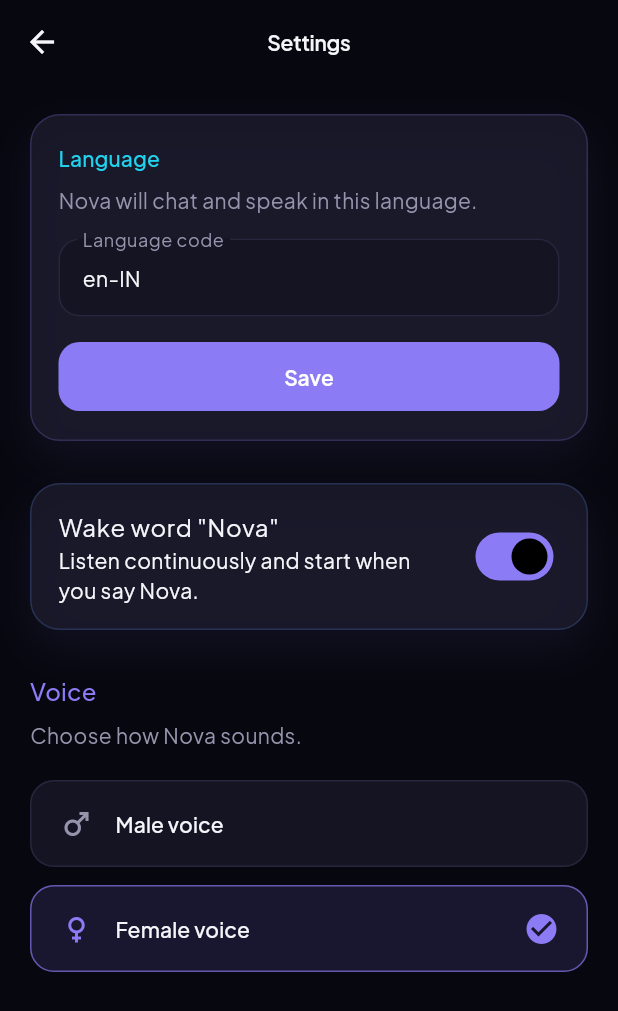
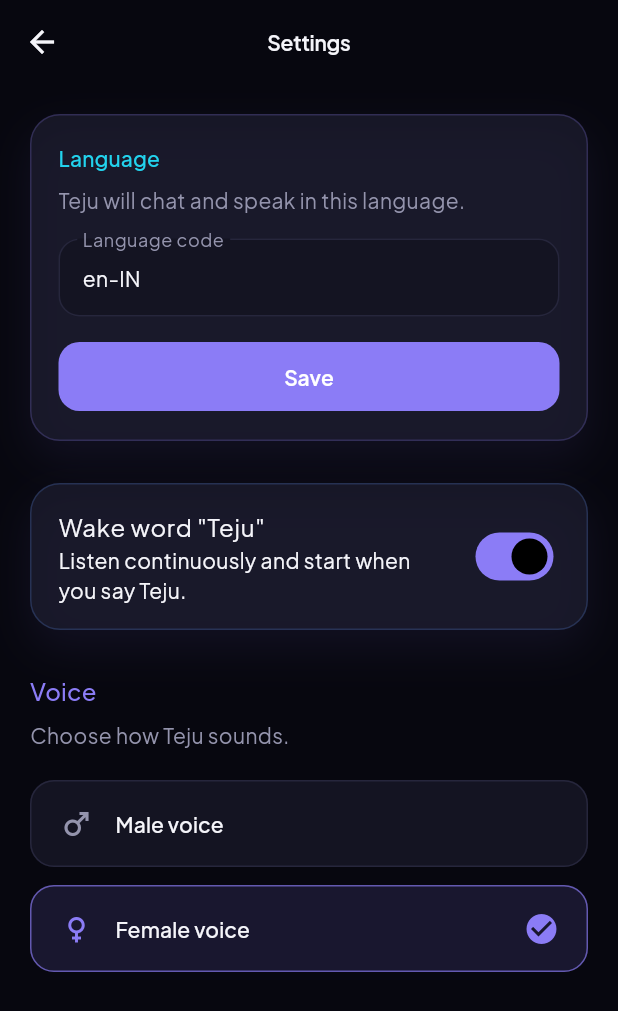
Before and after one commit to anilkumar572/ai-companion, a Flutter app: the screen it shows after launch, after a tap on the "tune" icon, on a phone screen of 412 x 824 dp. Shown: the top 1011 px of the screen. Run offline on Flutter 3.47's test engine with Material 3 defaults, Android fonts, the phone set to English and light mode, and no system bars; our stand-ins replace flutter_animate, flutter_contacts, flutter_tts, google_fonts, image_picker, just_audio and 3 more; missing offline and left inert: device_calendar, record.

Commit message:
Rename Nova to Teju and fix wake-word command listening
- Rename app, wake word, and user-facing strings from Nova to Teju
- Fix wake-word handoff so Teju listens for a follow-up command after Hey Teju
- Clear stale transcript/response text when a new turn starts
- Add scrollable message panels and scrollable status area for long replies
- Bump version to 1.2.0

Co-authored-by: Anil kumar Doppalapudi <anilkumar572@users.noreply.github.com>

```diff
--- a/lib/core/constants.dart
+++ b/lib/core/constants.dart
@@ -1,5 +1,6 @@
 class NovaConstants {
-  static const appName = 'Nova';
+  static const appName = 'Teju';
+  static const wakeWord = 'Teju';
   static const tagline = 'Your voice companion for calls, reminders, and everyday tasks';
   static const prefsVoiceGender = 'voice_gender';
   static const prefsHasOnboarded = 'has_onboarded';
@@ -13,7 +14,7 @@ class NovaConstants {
   static const defaultSttLanguage = 'unknown';
 
   static const formalSystemPrompt = '''
-You are Nova, a formal and precise voice companion.
+You are Teju, a formal and precise voice companion.
 Speak with clarity, respect, and brevity.
 Address the user professionally.
 Never use slang or casual filler words.
--- a/lib/services/conversation_service.dart
+++ b/lib/services/conversation_service.dart
@@ -37,7 +37,7 @@ class ConversationService {
         message: input,
         language: language,
         personality: 'formal',
-        robotName: 'Nova',
+        robotName: NovaConstants.appName,
         conversationContext: _cloudHistory,
       );
 
--- a/lib/services/worker_chat_service.dart
+++ b/lib/services/worker_chat_service.dart
@@ -11,7 +11,7 @@ class WorkerChatService {
     required String message,
     String language = 'auto',
     String personality = 'formal',
-    String robotName = 'Nova',
+    String robotName = 'Teju',
     bool webSearchEnabled = true,
     List<WorkerChatTurn> conversationContext = const [],
     List<String> memoryNotes = const [],
--- a/lib/ui/screens/home_screen.dart
+++ b/lib/ui/screens/home_screen.dart
@@ -3,6 +3,7 @@ import 'package:flutter_animate/flutter_animate.dart';
 import 'package:provider/provider.dart';
 
 import '../../core/constants.dart';
+import '../../utils/wake_word_detector.dart';
 import '../../core/theme/nova_theme.dart';
 import '../../models/nova_state.dart';
 import '../../providers/nova_provider.dart';
@@ -108,15 +109,18 @@ class _HomeScreenState extends State<HomeScreen> with WidgetsBindingObserver {
                           height: 1.4,
                         ),
                   ).animate().fadeIn(duration: 500.ms),
-                  const Spacer(),
+                  const SizedBox(height: 16),
                   NovaOrb(
                     state: provider.state,
                     audioLevel: provider.audioLevel,
                     wakeWordListening: provider.wakeWordListening,
                     onTap: _handleOrbTap,
                   ),
-                  const SizedBox(height: 24),
-                  StatusHud(
+                  const SizedBox(height: 20),
+                  Expanded(
+                    child: SingleChildScrollView(
+                      physics: const BouncingScrollPhysics(),
+                      child: StatusHud(
                         state: provider.state,
                         statusMessage: provider.statusMessage,
                         liveTranscript: provider.liveTranscript,
@@ -124,7 +128,9 @@ class _HomeScreenState extends State<HomeScreen> with WidgetsBindingObserver {
                         mediaPath: provider.lastMediaPath,
                         isVideo: provider.lastMediaIsVideo,
                       ),
-                  const Spacer(),
+                    ),
+                  ),
+                  const SizedBox(height: 12),
                   _BottomHint(
                     state: provider.state,
                     wakeWordEnabled: provider.wakeWordEnabled,
@@ -172,10 +178,11 @@ class _BottomHint extends StatelessWidget {
     final hint = switch (state) {
       NovaAgentState.idle => wakeWordEnabled
           ? wakeWordListening
-              ? 'Listening for "Nova" — or tap the orb'
-              : 'Say "Nova" to speak — or tap the orb'
+              ? 'Listening for ${WakeWordDetector.wakeWordHint()} — or tap the orb'
+              : 'Say ${WakeWordDetector.wakeWordHint()} to speak — or tap the orb'
           : 'Tap the orb to speak',
-      NovaAgentState.listening => 'Speak now — tap the orb when finished',
+      NovaAgentState.listening =>
+        'Speak your command now — or tap the orb when finished',
       NovaAgentState.thinking => 'Thinking through your request',
       NovaAgentState.speaking => 'Tap the orb to stop speaking',
       NovaAgentState.error => 'Tap the orb to try again',
--- a/lib/ui/screens/settings_screen.dart
+++ b/lib/ui/screens/settings_screen.dart
@@ -1,6 +1,7 @@
 import 'package:flutter/material.dart';
 import 'package:provider/provider.dart';
 
+import '../../core/constants.dart';
 import '../../core/theme/nova_theme.dart';
 import '../../models/voice_gender.dart';
 import '../../providers/nova_provider.dart';
@@ -68,7 +69,7 @@ class _SettingsScreenState extends State<SettingsScreen> {
                 ),
                 const SizedBox(height: 8),
                 Text(
-                  'Nova will chat and speak in this language.',
+                  '${NovaConstants.appName} will chat and speak in this language.',
                   style: Theme.of(context).textTheme.bodyMedium?.copyWith(
                         color: NovaTheme.textMuted,
                       ),
@@ -96,9 +97,9 @@ class _SettingsScreenState extends State<SettingsScreen> {
             decoration: NovaTheme.glassCard(borderColor: NovaTheme.secondary),
             child: SwitchListTile(
               contentPadding: EdgeInsets.zero,
-              title: const Text('Wake word "Nova"'),
-              subtitle: const Text(
-                'Listen continuously and start when you say Nova.',
+              title: Text('Wake word "${NovaConstants.wakeWord}"'),
+              subtitle: Text(
+                'Listen continuously and start when you say ${NovaConstants.wakeWord}.',
               ),
               value: provider.wakeWordEnabled,
               onChanged: provider.setWakeWordEnabled,
@@ -113,7 +114,7 @@ class _SettingsScreenState extends State<SettingsScreen> {
           ),
           const SizedBox(height: 8),
           Text(
-            'Choose how Nova sounds.',
+            'Choose how ${NovaConstants.appName} sounds.',
             style: Theme.of(context).textTheme.bodyMedium?.copyWith(
                   color: NovaTheme.textMuted,
                 ),
--- a/lib/utils/wake_word_detector.dart
+++ b/lib/utils/wake_word_detector.dart
@@ -1,5 +1,10 @@
+import '../core/constants.dart';
+
 class WakeWordDetector {
-  static final RegExp _wakeWord = RegExp(r'\bn[o0]va\b', caseSensitive: false);
+  static final RegExp _wakeWord = RegExp(
+    r'\bt[e3]ju\b',
+    caseSensitive: false,
+  );
 
   static bool containsWakeWord(String text) {
     return _wakeWord.hasMatch(text.trim());
@@ -25,4 +30,6 @@ class WakeWordDetector {
     if (command.isEmpty) return isFinal;
     return isFinal || command.split(RegExp(r'\s+')).length >= 2;
   }
+
+  static String wakeWordHint() => '"${NovaConstants.wakeWord}"';
 }
--- a/pubspec.yaml
+++ b/pubspec.yaml
@@ -1,7 +1,7 @@
 name: nova
 description: Nova — a formal voice companion for Android and iOS.
 publish_to: 'none'
-version: 1.0.0+1
+version: 1.2.0+12
 
 environment:
   sdk: '>=3.6.0 <4.0.0'
```
Also changed, not shown: lib/providers/nova_provider.dart (+61 -22 lines), lib/services/nova_agent.dart (+6 -3 lines), lib/ui/widgets/status_hud.dart (+13 -7 lines), 5 other files. Lines whose indentation alone changed are shown as unchanged.
